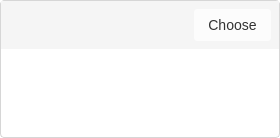
Qt form src/MEGASync/stalled_issues/gui/win/StalledIssueChooseWidget.ui (meganz/MEGAsync) before a commit.
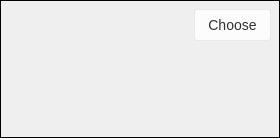
The same form after that commit. Custom widgets are drawn as their Qt base class.

Commit message: Working on different stalled issues cases

```diff
--- a/src/MEGASync/stalled_issues/gui/win/StalledIssueChooseWidget.ui
+++ b/src/MEGASync/stalled_issues/gui/win/StalledIssueChooseWidget.ui
@@ -10,43 +10,15 @@
     <height>138</height>
    </rect>
   </property>
-  <property name="styleSheet">
-   <string notr="true">#StalledIssueChooseWidget
-{
-   background-color: transparent;
-   border: 1px solid #D6D6D6; 
-   border-radius: 4px;
-}
-
-#chooseTitle
-{
-   background-color: #F5F5F5;
-}
-
-#chooseTitle QLabel
-{
-   font-size: 16px;
-   color: #333333;
-}
-
-#fileNameText
-{
-   font-weight: bold;
-}
-
-#chooseButton
-{
-   font-size:14px;
-   background-color: #FCFCFC;
-   color: #333333;
-   border-radius:3px;
-   border: 1px; 
-   border-color:  rgba(0, 0, 0,13);
-}</string>
-  </property>
   <property name="frameShape">
    <enum>QFrame::Box</enum>
   </property>
+  <property name="frameShadow">
+   <enum>QFrame::Plain</enum>
+  </property>
+  <property name="lineWidth">
+   <number>1</number>
+  </property>
   <layout class="QVBoxLayout" name="verticalLayout">
    <property name="spacing">
     <number>0</number>
@@ -83,12 +55,33 @@
        <height>48</height>
       </size>
      </property>
+     <property name="styleSheet">
+      <string notr="true">#chooseTitle QLabel
+{
+   font-size: 16px;
+   color: #333333;
+}
+
+#fileNameText
+{
+   font-weight: bold;
+}
+
+#chooseButton
+{
+   font-size:14px;
+   background-color: #FCFCFC;
+   color: #333333;
+   border-radius:3px;
+   border: 1px solid rgba(0,0,0,0.05)
+}</string>
+     </property>
      <layout class="QHBoxLayout" name="horizontalLayout">
       <property name="spacing">
        <number>0</number>
       </property>
       <property name="leftMargin">
-       <number>55</number>
+       <number>0</number>
       </property>
       <property name="topMargin">
        <number>0</number>
```
Left out of the diff: 7 changed lines with no effect on the pictures. The commit also changes 71 other files.
